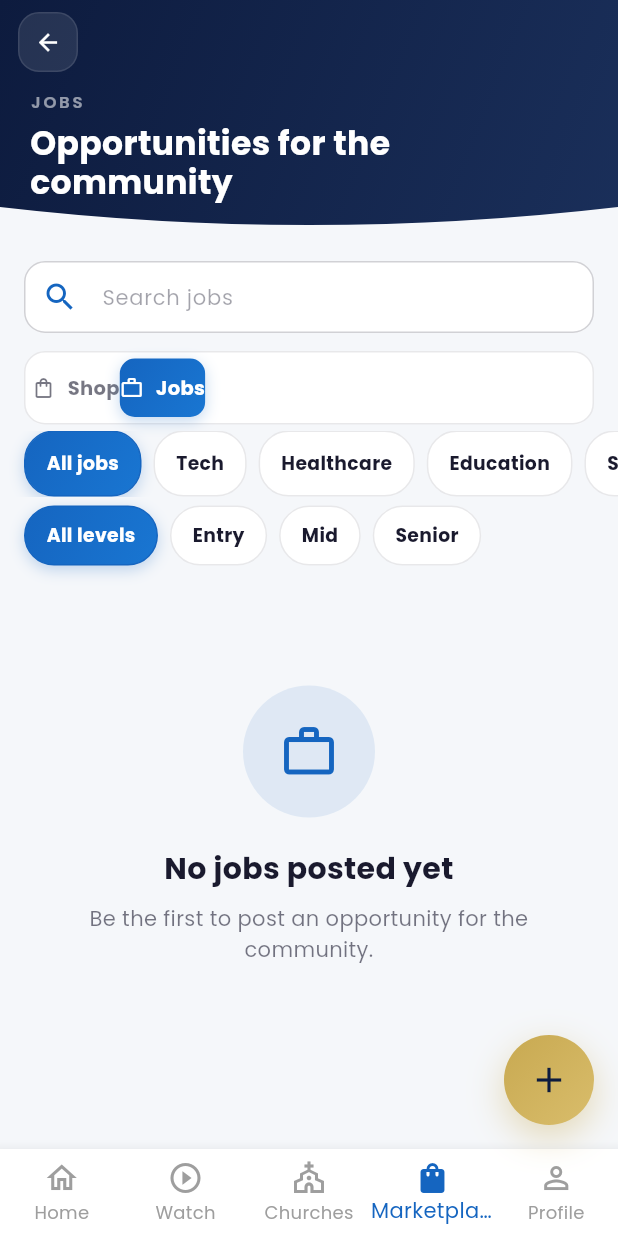
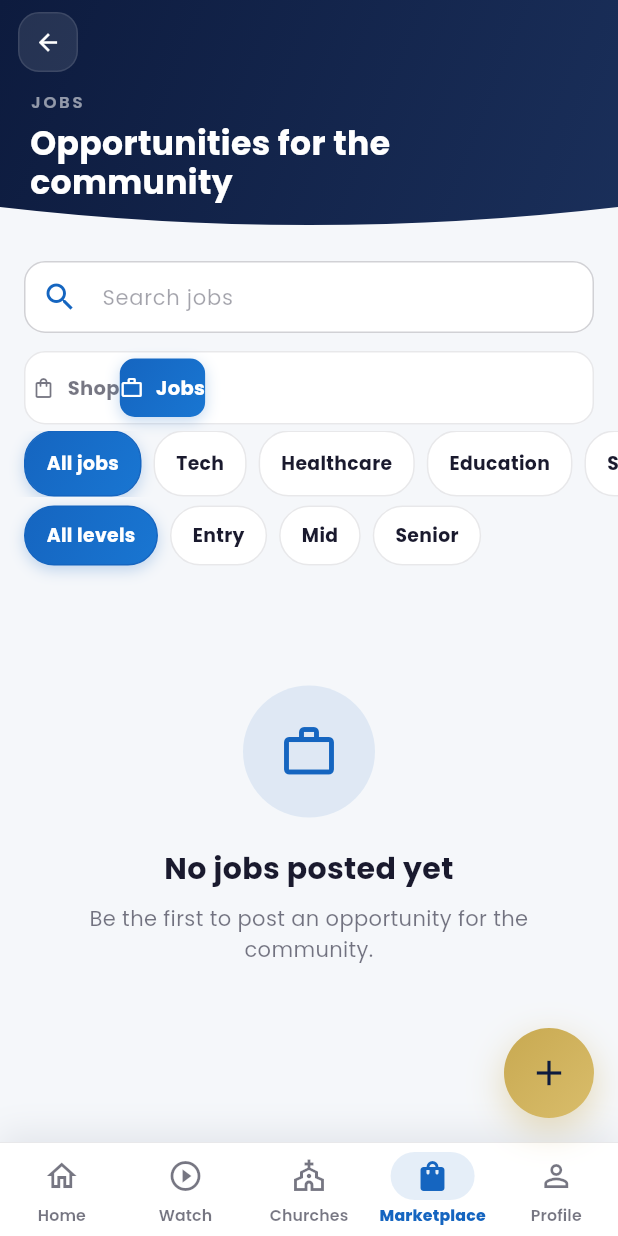
Before and after one commit to mtechstudioszw/adventconnectzw, a Flutter app: the JobsScreen screen opened by its route, on a phone screen of 412 x 824 dp. Run offline on Flutter 3.47's test engine with Material 3 defaults, Android fonts, the phone set to English and light mode, and no system bars; our stand-ins replace app_links, audioplayers, cached_network_image, connectivity_plus, file_picker, firebase_analytics and 24 more; missing offline and left inert: flutter_pdfview, gal, record; accounts and stored records are empty; network calls fail.

Commit message:
Custom bottom nav: capsule active state, icon pops, press feedback
Replaces the stock Material BottomNavigationBar — the last visible
default-Material element. Active tab sits in a soft blue capsule that
springs in on arrival, its icon flips outline->filled, labels weight up,
items compress on press with a haptic tick. Badges preserved. Palette-
aware for dark mode; capsule pops (rather than slides) between tabs
because each tab is its own route — the app-wide fade-through carries
the cross-tab motion.

Co-Authored-By: Claude Fable 5 <noreply@anthropic.com>

```diff
--- a/lib/screens/widgets/main_bottom_nav.dart
+++ b/lib/screens/widgets/main_bottom_nav.dart
@@ -1,9 +1,14 @@
 import 'package:flutter/material.dart';
+import 'package:flutter/services.dart';
 import 'package:go_router/go_router.dart';
+
 import '../../theme/app_colors.dart';
+import '../../theme/app_motion.dart';
+import '../../theme/app_palette.dart';
 import '../../theme/app_text_styles.dart';
+import '../../widgets/motion/pressable.dart';
 
-/// Bottom navigation shared by the 5 top-level tabs.
+/// Custom bottom navigation shared by the 5 top-level tabs.
 ///
 /// Home, Watch, Churches, Marketplace, Profile. (Watch replaced the
 /// Events tab — Events now lives on Home via the featured-events strip +
@@ -11,6 +16,13 @@ import '../../theme/app_text_styles.dart';
 /// live inside the Profile tab's menu rather than as top-level tabs —
 /// which is why unread chat / friend request counts surface on the
 /// Profile icon here.
+///
+/// Replaces the stock Material BottomNavigationBar: the active tab sits
+/// in a soft blue capsule that springs in on arrival, its icon pops from
+/// outline to filled, and every item compresses on press. Because each
+/// tab is its own route (no shell), the bar remounts per screen — so the
+/// capsule *pops in* at the new tab rather than sliding across; the
+/// app-wide fade-through transition carries the movement between tabs.
 ///
 /// Each tab can optionally show a red badge with a count by passing
 /// [badges] (map of tab-index → count). A count of 0 hides the badge.
@@ -32,45 +44,143 @@ class MainBottomNav extends StatelessWidget {
     'profile',
   ];
 
+  static const _tabs = <(IconData, IconData, String)>[
+    (Icons.home_outlined, Icons.home_rounded, 'Home'),
+    (Icons.play_circle_outline, Icons.play_circle_fill_rounded, 'Watch'),
+    (Icons.church_outlined, Icons.church_rounded, 'Churches'),
+    (Icons.shopping_bag_outlined, Icons.shopping_bag_rounded, 'Marketplace'),
+    (Icons.person_outline, Icons.person_rounded, 'Profile'),
+  ];
+
+  void _go(BuildContext context, int i) {
+    if (i == currentIndex) return;
+    HapticFeedback.selectionClick();
+    context.goNamed(_routes[i]);
+  }
+
   @override
   Widget build(BuildContext context) {
-    return BottomNavigationBar(
-      currentIndex: currentIndex,
-      onTap: (i) {
-        if (i == currentIndex) return;
-        context.goNamed(_routes[i]);
-      },
-      items: [
-        _item(Icons.home_outlined, Icons.home, 'Home', badges[0] ?? 0),
-        _item(Icons.play_circle_outline, Icons.play_circle, 'Watch',
-            badges[1] ?? 0),
-        _item(Icons.church_outlined, Icons.church, 'Churches', badges[2] ?? 0),
-        _item(
-          Icons.shopping_bag_outlined,
-          Icons.shopping_bag,
-          'Marketplace',
-          badges[3] ?? 0,
+    final palette = context.palette;
+    return Container(
+      decoration: BoxDecoration(
+        color: palette.card,
+        border: Border(top: BorderSide(color: palette.divider, width: 0.7)),
+        boxShadow: [
+          BoxShadow(
+            color: AppColors.darkNavy.withValues(alpha: 0.08),
+            blurRadius: 18,
+            offset: const Offset(0, -6),
+          ),
+        ],
+      ),
+      child: SafeArea(
+        top: false,
+        child: SizedBox(
+          height: 62,
+          child: Row(
+            children: [
+              for (var i = 0; i < _tabs.length; i++)
+                Expanded(
+                  child: _NavItem(
+                    outlineIcon: _tabs[i].$1,
+                    filledIcon: _tabs[i].$2,
+                    label: _tabs[i].$3,
+                    active: i == currentIndex,
+                    badge: badges[i] ?? 0,
+                    onTap: () => _go(context, i),
+                  ),
+                ),
+            ],
+          ),
         ),
-        _item(
-          Icons.person_outline,
-          Icons.person,
-          'Profile',
-          badges[4] ?? 0,
+      ),
+    );
+  }
+}
+
+class _NavItem extends StatelessWidget {
+  const _NavItem({
+    required this.outlineIcon,
+    required this.filledIcon,
+    required this.label,
+    required this.active,
+    required this.badge,
+    required this.onTap,
+  });
+
+  final IconData outlineIcon;
+  final IconData filledIcon;
+  final String label;
+  final bool active;
+  final int badge;
+  final VoidCallback onTap;
+
+  @override
+  Widget build(BuildContext context) {
+    final palette = context.palette;
+    final color = active ? AppColors.primaryBlue : palette.textMuted;
+
+    Widget icon = Icon(
+      active ? filledIcon : outlineIcon,
+      size: 24,
+      color: color,
+    );
+    if (badge > 0) icon = _BadgedIcon(icon: icon, badge: badge);
+
+    // The active capsule + filled icon spring in on arrival at this tab.
+    final item = Column(
+      mainAxisAlignment: MainAxisAlignment.center,
+      children: [
+        Container(
+          padding: const EdgeInsets.symmetric(horizontal: 16, vertical: 4),
+          decoration: BoxDecoration(
+            color: active
+                ? AppColors.primaryBlue.withValues(
+                    alpha: Theme.of(context).brightness == Brightness.dark
+                        ? 0.20
+                        : 0.11,
+                  )
+                : Colors.transparent,
+            borderRadius: BorderRadius.circular(100),
+          ),
+          child: icon,
+        ),
+        const SizedBox(height: 3),
+        Text(
+          label,
+          maxLines: 1,
+          overflow: TextOverflow.ellipsis,
+          style: AppTextStyles.labelSmall.copyWith(
+            color: color,
+            fontSize: 10.5,
+            fontWeight: active ? FontWeight.w800 : FontWeight.w600,
+            letterSpacing: 0.1,
+          ),
         ),
       ],
     );
-  }
 
-  BottomNavigationBarItem _item(
-    IconData icon,
-    IconData activeIcon,
-    String label,
-    int badge,
-  ) {
-    return BottomNavigationBarItem(
-      icon: _BadgedIcon(icon: icon, badge: badge),
-      activeIcon: _BadgedIcon(icon: activeIcon, badge: badge),
-      label: label,
+    return PressEffect(
+      pressedScale: 0.90,
+      child: GestureDetector(
+        behavior: HitTestBehavior.opaque,
+        onTap: onTap,
+        child: Semantics(
+          selected: active,
+          button: true,
+          label: label,
+          child: active && AppMotion.enabled(context)
+              ? TweenAnimationBuilder<double>(
+                  tween: Tween(begin: 0.85, end: 1),
+                  duration: AppMotion.pressOut,
+                  curve: AppMotion.spring,
+                  builder: (context, v, child) =>
+                      Transform.scale(scale: v, child: child),
+                  child: item,
+                )
+              : item,
+        ),
+      ),
     );
   }
 }
@@ -78,16 +188,15 @@ class MainBottomNav extends StatelessWidget {
 class _BadgedIcon extends StatelessWidget {
   const _BadgedIcon({required this.icon, required this.badge});
 
-  final IconData icon;
+  final Widget icon;
   final int badge;
 
   @override
   Widget build(BuildContext context) {
-    if (badge <= 0) return Icon(icon);
     return Stack(
       clipBehavior: Clip.none,
       children: [
-        Icon(icon),
+        icon,
         Positioned(
           top: -4,
           right: -8,
```
